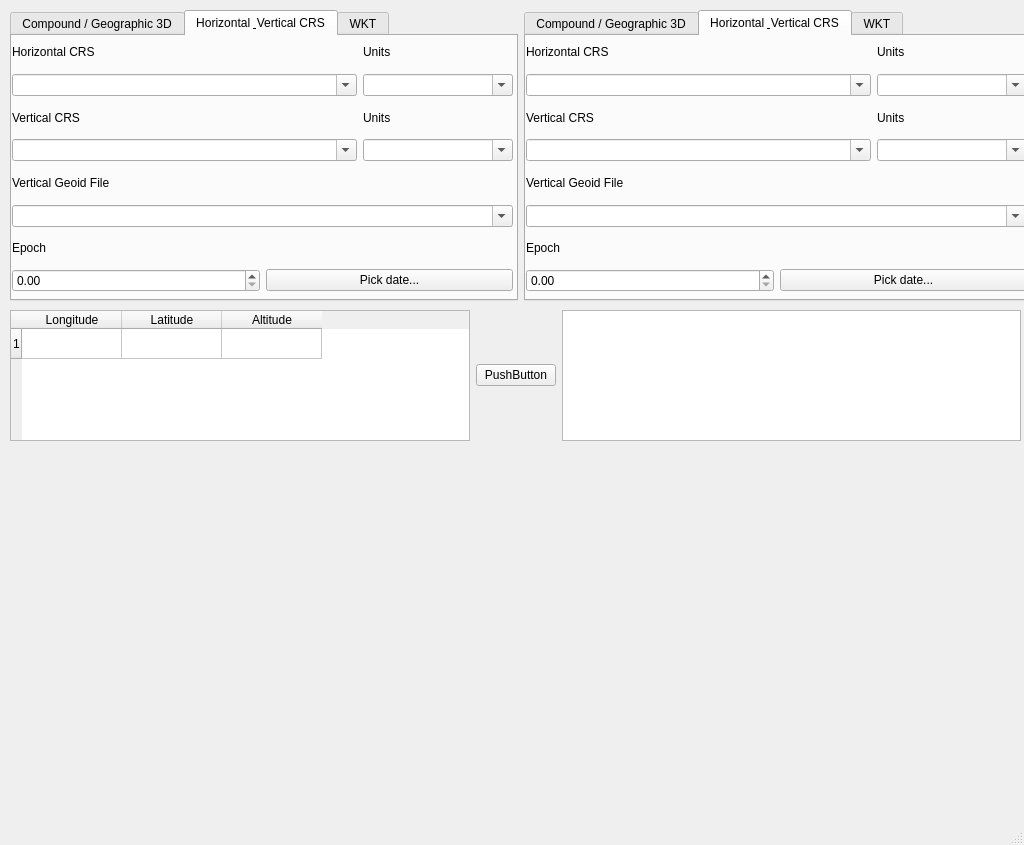
nazarred/ct, file core/untitled.ui: the form before one commit.
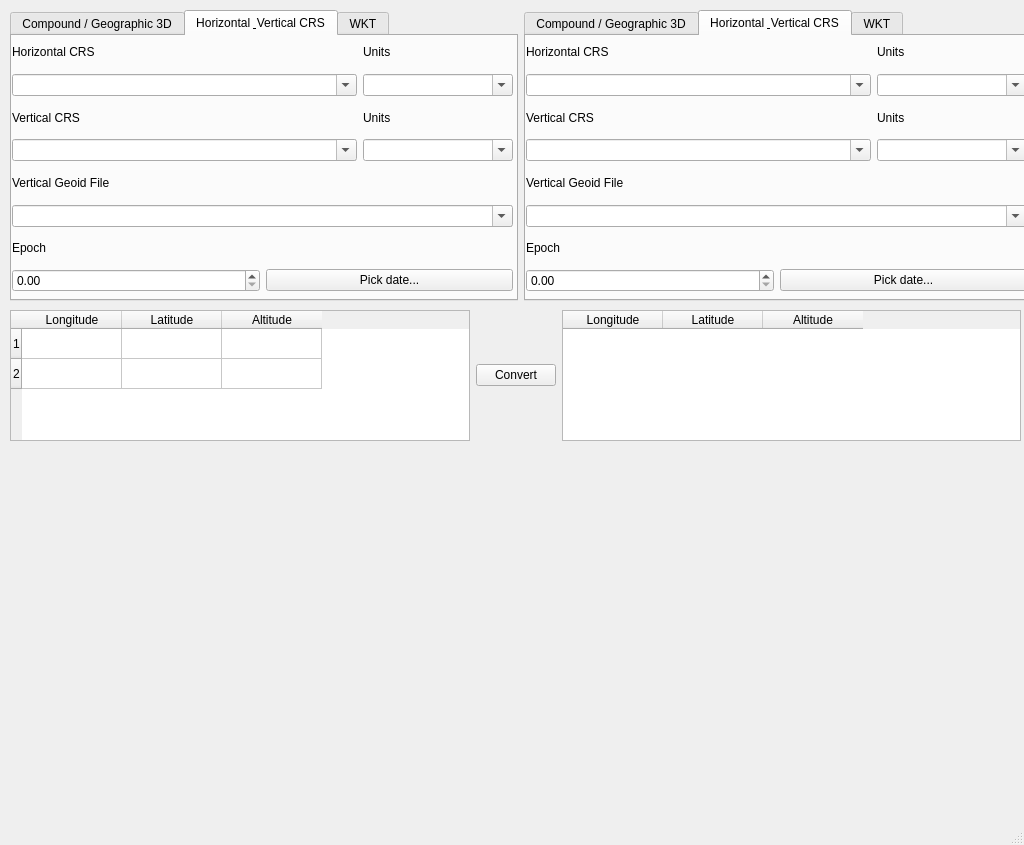
The form after the commit. Custom widgets are drawn as their Qt base class.

Commit message: add logix for converting the coordinates

The edit to the form file:
```diff
--- a/core/untitled.ui
+++ b/core/untitled.ui
@@ -456,7 +456,7 @@
      <item>
       <widget class="QTableWidget" name="tableWidgetInputCrs">
        <property name="rowCount">
-        <number>1</number>
+        <number>2</number>
        </property>
        <attribute name="horizontalHeaderCascadingSectionResizes">
         <bool>false</bool>
@@ -465,6 +465,7 @@
         <bool>false</bool>
        </attribute>
        <row/>
+       <row/>
        <column>
         <property name="text">
          <string>Longitude</string>
@@ -485,12 +486,37 @@
      <item>
       <widget class="QPushButton" name="pushButton">
        <property name="text">
-        <string>PushButton</string>
+        <string>Convert</string>
        </property>
       </widget>
      </item>
      <item>
-      <widget class="QTableWidget" name="tableWidgetOutputCrs"/>
+      <widget class="QTableWidget" name="tableWidgetOutCrs">
+       <property name="rowCount">
+        <number>0</number>
+       </property>
+       <attribute name="horizontalHeaderCascadingSectionResizes">
+        <bool>false</bool>
+       </attribute>
+       <attribute name="verticalHeaderCascadingSectionResizes">
+        <bool>false</bool>
+       </attribute>
+       <column>
+        <property name="text">
+         <string>Longitude</string>
+        </property>
+       </column>
+       <column>
+        <property name="text">
+         <string>Latitude</string>
+        </property>
+       </column>
+       <column>
+        <property name="text">
+         <string>Altitude</string>
+        </property>
+       </column>
+      </widget>
      </item>
     </layout>
    </widget>
```
Left out of the diff: 4 changed lines with no effect on the pictures. The commit also changes 1 other file.
